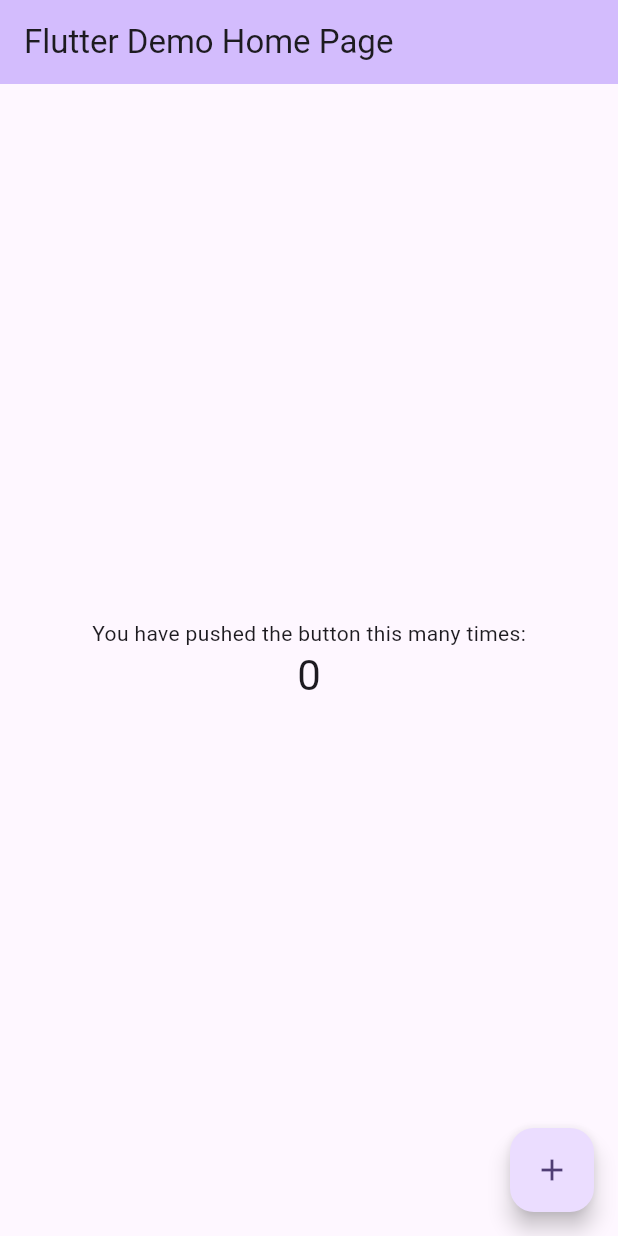
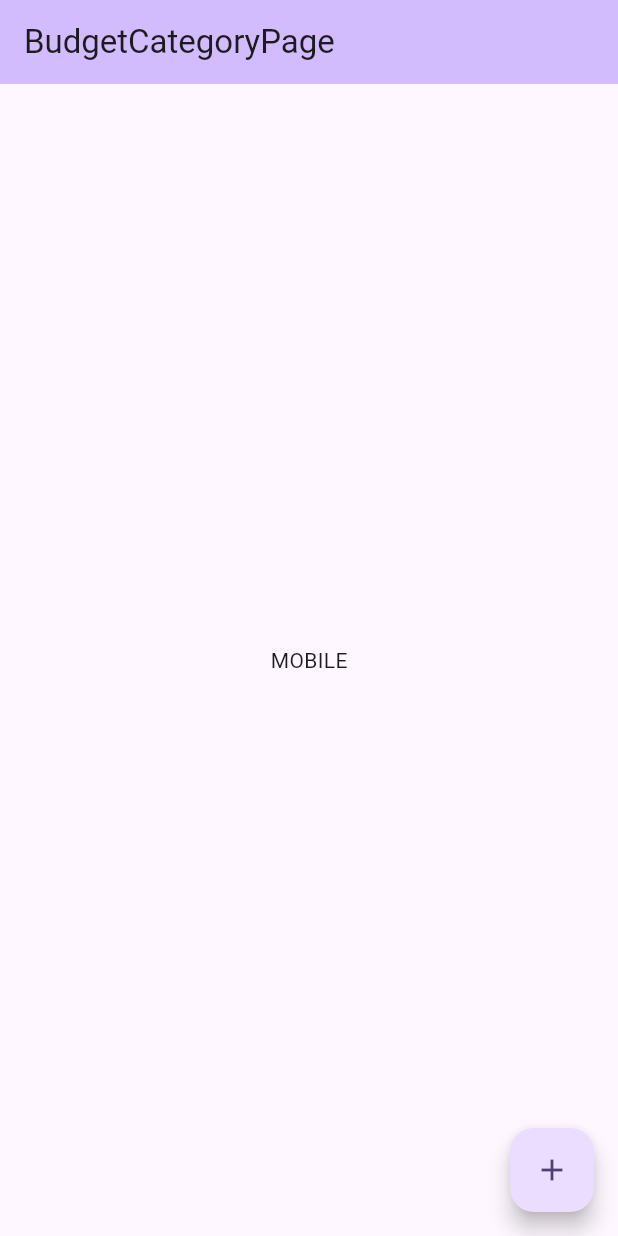
Before and after one commit to h4j4x/budgi, a Flutter app: the screen it shows after launch, on a phone screen of 412 x 824 dp. Run offline on Flutter 3.47's test engine with Material 2 defaults, Android fonts, the light colour scheme and no system bars.

Commit message:
budget category list widget

```diff
--- a/lib/main.dart
+++ b/lib/main.dart
@@ -1,3 +1,4 @@
+import 'package:budgi/page/budget_category.dart';
 import 'package:flutter/material.dart';
 
 void main() {
@@ -10,60 +11,13 @@ class MyApp extends StatelessWidget {
   @override
   Widget build(BuildContext context) {
     return MaterialApp(
-      title: 'Flutter Demo',
+      title: 'Flutter Demo', // TODO
       theme: ThemeData(
+        // TODO
         colorScheme: ColorScheme.fromSeed(seedColor: Colors.deepPurple),
         useMaterial3: true,
       ),
-      home: const MyHomePage(title: 'Flutter Demo Home Page'),
+      home: const BudgetCategoryPage(), // TODO
     );
   }
 }
-
-class MyHomePage extends StatefulWidget {
-  const MyHomePage({super.key, required this.title});
-
-  final String title;
-
-  @override
-  State<MyHomePage> createState() => _MyHomePageState();
-}
-
-class _MyHomePageState extends State<MyHomePage> {
-  int _counter = 0;
-
-  void _incrementCounter() {
-    setState(() {
-      _counter++;
-    });
-  }
-
-  @override
-  Widget build(BuildContext context) {
-    return Scaffold(
-      appBar: AppBar(
-        backgroundColor: Theme.of(context).colorScheme.inversePrimary,
-        title: Text(widget.title),
-      ),
-      body: Center(
-        child: Column(
-          mainAxisAlignment: MainAxisAlignment.center,
-          children: <Widget>[
-            const Text(
-              'You have pushed the button this many times:',
-            ),
-            Text(
-              '$_counter',
-              style: Theme.of(context).textTheme.headlineMedium,
-            ),
-          ],
-        ),
-      ),
-      floatingActionButton: FloatingActionButton(
-        onPressed: _incrementCounter,
-        tooltip: 'Increment',
-        child: const Icon(Icons.add),
-      ),
-    );
-  }
-}
--- /dev/null
+++ b/lib/page/budget_category.dart
@@ -0,0 +1,30 @@
+import 'package:flutter/material.dart';
+
+import '../widget/budget_category_list.dart';
+
+class BudgetCategoryPage extends StatefulWidget {
+  const BudgetCategoryPage({super.key});
+
+  @override
+  State<StatefulWidget> createState() {
+    return _BudgetCategoryPageState();
+  }
+}
+
+class _BudgetCategoryPageState extends State<BudgetCategoryPage> {
+  @override
+  Widget build(BuildContext context) {
+    return Scaffold(
+      appBar: AppBar(
+        backgroundColor: Theme.of(context).colorScheme.inversePrimary,
+        title: const Text('BudgetCategoryPage'), // TODO
+      ),
+      body: const BudgetCategoryList(),
+      floatingActionButton: FloatingActionButton(
+        onPressed: () {},
+        tooltip: 'Add', // TODO
+        child: const Icon(Icons.add),
+      ),
+    );
+  }
+}
--- /dev/null
+++ b/lib/widget/budget_category_list.dart
@@ -0,0 +1,30 @@
+import 'package:budgi/widget/common/responsive.dart';
+import 'package:flutter/material.dart';
+
+class BudgetCategoryList extends StatefulWidget {
+  const BudgetCategoryList({super.key});
+
+  @override
+  State<StatefulWidget> createState() {
+    return _BudgetCategoryListState();
+  }
+}
+
+class _BudgetCategoryListState extends State<BudgetCategoryList> {
+  @override
+  Widget build(BuildContext context) {
+    return ResponsiveWidget(mobile: mobile(), desktop: desktop());
+  }
+
+  Widget mobile() {
+    return const Center(
+      child: Text('MOBILE'), // TODO
+    );
+  }
+
+  Widget desktop() {
+    return const Center(
+      child: Text('DESKTOP'), // TODO
+    );
+  }
+}
--- /dev/null
+++ b/lib/widget/common/responsive.dart
@@ -0,0 +1,22 @@
+import 'package:flutter/material.dart';
+
+class ResponsiveWidget extends StatelessWidget {
+  final Widget mobile;
+  final Widget desktop;
+
+  const ResponsiveWidget({
+    super.key,
+    required this.mobile,
+    required this.desktop,
+  });
+
+  @override
+  Widget build(BuildContext context) {
+    return LayoutBuilder(builder: (context, constraints) {
+      if (constraints.maxWidth > 500) {
+        return desktop;
+      }
+      return mobile;
+    });
+  }
+}
```
